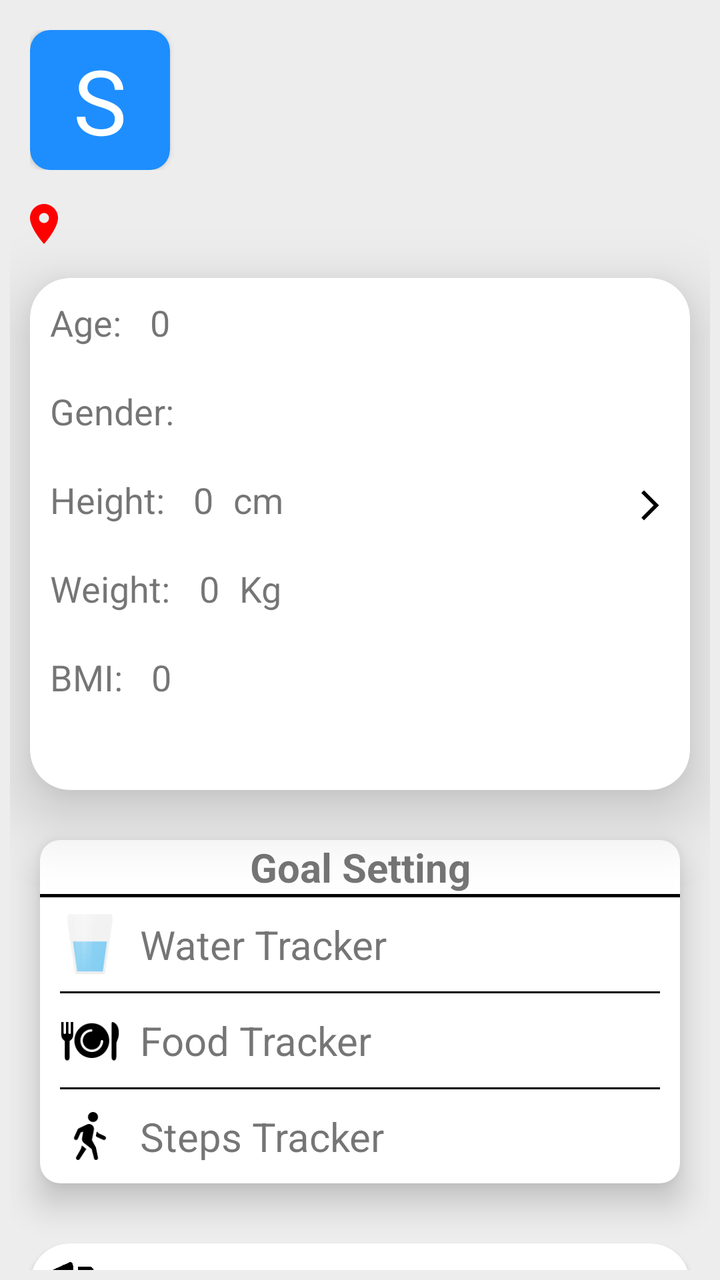
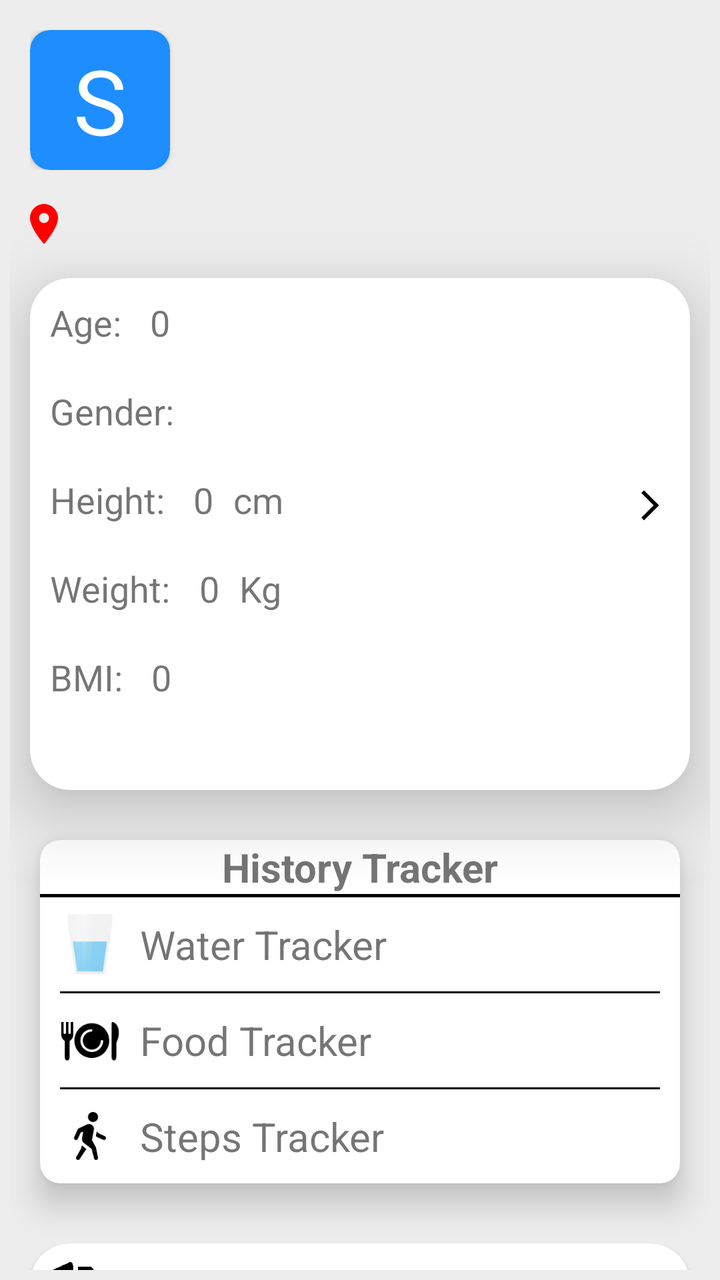

Two renders of the same Android screen: before a commit and after it. Below are the layout's source before the change and the commit's diff.
<!-- AndroidManifest.xml: application theme Theme.LifeBalance -->
<!-- res/layout/fragment_profile_fragment.xml -->
<ScrollView xmlns:android="http://schemas.android.com/apk/res/android"
    xmlns:tools="http://schemas.android.com/tools"
    android:layout_width="match_parent"
    android:layout_height="match_parent"
    xmlns:app="http://schemas.android.com/apk/res-auto"
    android:background="@color/background"
    android:padding="5dp"
    android:scrollbars="none"
    tools:context=".UI.Home_fragment.Profile.profile_fragment"
    android:orientation="vertical">
    <androidx.constraintlayout.widget.ConstraintLayout
        android:layout_width="match_parent"
        android:layout_height="match_parent">
        <LinearLayout
            android:layout_width="match_parent"
            android:layout_height="0dp"
            android:orientation="vertical"
            android:id="@+id/content"
            tools:ignore="MissingConstraints">
            <androidx.constraintlayout.widget.ConstraintLayout
                android:layout_width="match_parent"
                android:layout_height="wrap_content"
                android:padding="10dp">
                <androidx.cardview.widget.CardView
                    android:id="@+id/cd"
                    android:layout_width="70dp"
                    android:layout_height="70dp"
                    android:backgroundTint="#1E8EFF"
                    app:cardCornerRadius="10dp"
                    tools:ignore="MissingClass,MissingConstraints" >
                    <TextView
                        android:id="@+id/let"
                        android:layout_width="wrap_content"
                        android:layout_height="wrap_content"
                        android:text="S"
                        android:gravity="center"
                        android:textColor="@color/white"
                        android:layout_gravity="center"
                        android:textSize="45sp"
                        tools:ignore="MissingClass" />
                </androidx.cardview.widget.CardView>
                <TextView
                    android:id="@+id/username"
                    android:layout_width="wrap_content"
                    android:layout_height="wrap_content"
                    android:textSize="20sp"
                    android:gravity="center"
                    android:paddingTop="5dp"
                    android:paddingStart="10dp"
                    android:textStyle="bold"
                    app:layout_constraintStart_toEndOf="@+id/cd"
                    tools:ignore="MissingConstraints" />
                <TextView
                    android:id="@+id/email"
                    android:layout_width="wrap_content"
                    android:layout_height="wrap_content"
                    tools:ignore="MissingConstraints"
                    app:layout_constraintTop_toBottomOf="@+id/username"
                    app:layout_constraintStart_toEndOf="@+id/cd"
                    android:paddingTop="8dp"
                    android:paddingStart="10dp"/>

                <ImageView
                    android:id="@+id/edit"
                    android:visibility="gone"
                    android:layout_width="wrap_content"
                    android:layout_height="wrap_content"
                    android:src="@drawable/ic_baseline_edit_24"
                    app:layout_constraintBottom_toBottomOf="parent"
                    app:layout_constraintEnd_toEndOf="parent"
                    app:layout_constraintHorizontal_bias="0.869"
                    app:layout_constraintStart_toEndOf="@+id/email"
                    app:layout_constraintTop_toTopOf="parent"
                    app:layout_constraintVertical_bias="0.268" />
            </androidx.constraintlayout.widget.ConstraintLayout>
            <TextView
                android:id="@+id/locat"
                android:layout_width="match_parent"
                android:layout_height="wrap_content"
                android:drawableStart="@drawable/ic_baseline_location_on_24"
                android:padding="5dp"
                android:text=""
                android:textSize="15sp" />
            <androidx.cardview.widget.CardView
                app:cardElevation="20dp"
                android:id="@+id/details"
                android:layout_width="match_parent"
                android:layout_height="wrap_content"
                android:layout_marginTop="20dp"
                app:cardCornerRadius="20dp"
                android:layout_margin="10dp"
                app:layout_constraintBottom_toTopOf="@+id/add"
                app:layout_constraintTop_toTopOf="parent"
                app:layout_constraintVertical_bias="0.0"
                tools:ignore="MissingConstraints"
                tools:layout_editor_absoluteX="10dp">


                <LinearLayout
                    android:layout_width="match_parent"
                    android:layout_height="wrap_content"
                    android:orientation="vertical">
                    <LinearLayout
                        android:layout_width="match_parent"
                        android:layout_height="wrap_content"
                        android:orientation="horizontal"
                        android:padding="5dp">

                        <TextView
                            android:layout_width="wrap_content"
                            android:layout_height="wrap_content"
                            android:padding="5dp"
                            android:text="Age: "
                            android:textSize="18dp" />

                        <TextView
                            android:id="@+id/age"
                            android:layout_width="wrap_content"
                            android:layout_height="wrap_content"
                            android:padding="5dp"
                            android:text="0"
                            android:textSize="18dp" />

                    </LinearLayout>
                    <LinearLayout
                        android:layout_width="match_parent"
                        android:layout_height="wrap_content"
                        android:orientation="horizontal"
                        android:padding="5dp">

                        <TextView
                            android:layout_width="wrap_content"
                            android:layout_height="wrap_content"
                            android:padding="5dp"
                            android:text="Gender: "
                            android:textSize="18dp" />

                        <TextView
                            android:id="@+id/Gender"
                            android:layout_width="wrap_content"
                            android:layout_height="wrap_content"
                            android:padding="5dp"
                            android:text=""
                            android:textSize="18dp" />

                    </LinearLayout>

                    <LinearLayout
                        android:id="@+id/height"
                        android:layout_width="match_parent"
                        android:layout_height="wrap_content"
                        android:orientation="horizontal"
                        android:padding="5dp">

                        <TextView
                            android:layout_width="wrap_content"
                            android:layout_height="wrap_content"
                            android:padding="5dp"
                            android:text="Height: "
                            android:textSize="18dp" />

                        <TextView
                            android:id="@+id/edhight"
                            android:layout_width="wrap_content"
                            android:layout_height="wrap_content"
                            android:background="@color/transparent"
                            android:padding="5dp"
                            android:text="0"
                            android:textSize="18dp" />
                        <TextView
                            android:layout_width="wrap_content"
                            android:layout_height="wrap_content"
                            android:background="@color/transparent"
                            android:padding="5dp"
                            android:text="cm"
                            android:textSize="18dp"
                            tools:ignore="HardcodedText" />
                        <androidx.constraintlayout.widget.ConstraintLayout
                            android:layout_width="match_parent"
                            android:layout_height="match_parent">

                            <ImageView
                                android:layout_width="30dp"
                                android:layout_height="40dp"
                                android:layout_gravity="end|center_vertical"

                                android:padding="6dp"
                                android:src="@drawable/baseline_arrow_forward_ios_24"
                                app:layout_constraintEnd_toEndOf="parent" />
                        </androidx.constraintlayout.widget.ConstraintLayout>


                    </LinearLayout>

                    <LinearLayout
                        android:id="@+id/weight"
                        android:layout_width="match_parent"
                        android:layout_height="wrap_content"
                        android:orientation="horizontal"
                        android:padding="5dp">

                        <TextView
                            android:layout_width="wrap_content"
                            android:layout_height="wrap_content"
                            android:padding="5dp"
                            android:text="Weight: "
                            android:textSize="18dp" />

                        <TextView
                            android:id="@+id/edweight"
                            android:layout_width="wrap_content"
                            android:layout_height="wrap_content"
                            android:background="@color/transparent"
                            android:padding="5dp"
                            android:text="0"
                            android:textSize="18dp"
                            tools:ignore="HardcodedText" />
                        <TextView
                            android:layout_width="wrap_content"
                            android:layout_height="wrap_content"
                            android:background="@color/transparent"
                            android:padding="5dp"
                            android:text="Kg"
                            android:textSize="18dp"
                            tools:ignore="HardcodedText" />

                    </LinearLayout>

                    <LinearLayout
                        android:layout_width="match_parent"
                        android:layout_height="wrap_content"
                        android:orientation="horizontal"
                        android:padding="5dp">

                        <TextView
                            android:layout_width="wrap_content"
                            android:layout_height="wrap_content"
                            android:padding="5dp"
                            android:text="BMI: "
                            android:textSize="18dp" />

                        <TextView
                            android:id="@+id/bmi"
                            android:layout_width="wrap_content"
                            android:layout_height="wrap_content"
                            android:padding="5dp"
                            android:text="0"
                            android:textSize="18dp" />
                    </LinearLayout>
                    <TextView
                        android:layout_width="match_parent"
                        android:layout_height="wrap_content"
                        android:textSize="18sp"
                        android:padding="5dp"
                        android:textAlignment="center"
                        android:id="@+id/measure"
                        />
                </LinearLayout>


            </androidx.cardview.widget.CardView>
            <androidx.cardview.widget.CardView
                android:layout_width="match_parent"
                android:layout_height="wrap_content"
                android:layout_marginTop="15dp"
                app:cardCornerRadius="10dp"
                app:cardElevation="10dp"
                android:layout_marginStart="15dp"
                android:layout_marginEnd="15dp"
                >
                <LinearLayout
                    android:layout_width="match_parent"
                    android:layout_height="match_parent"
                    android:orientation="vertical">
                    <TextView
                        android:layout_width="match_parent"
                        android:layout_height="wrap_content"
                        android:text="Goal Setting"
                        android:textSize="20sp"
                        android:textStyle="bold"
                        android:textAlignment="center"/>
                    <View
                        android:layout_width="match_parent"
                        android:layout_height="1.5dp"
                        android:background="@color/black"/>
                    <LinearLayout
                        android:layout_width="match_parent"
                        android:layout_height="wrap_content"
                        android:orientation="horizontal"
                        android:focusable="true"
                        android:clickable="true"
                        android:foreground="?attr/selectableItemBackground"
                        android:id="@+id/waterT"
                        >
                        <ImageView
                            android:layout_width="30dp"
                            android:layout_height="30dp"
                            android:src="@drawable/glass"
                            android:layout_gravity="center"
                            android:layout_marginStart="10dp"/>
                        <TextView

                            android:layout_width="match_parent"
                            android:layout_height="wrap_content"
                            android:text="Water Tracker"
                            android:textSize="20sp"
                            android:padding="10dp"
                            />
                    </LinearLayout>
                    <View
                        android:layout_width="match_parent"
                        android:layout_height="1dp"
                        android:layout_marginStart="10dp"
                        android:layout_marginEnd="10dp"
                        android:background="@color/black"/>
                    <LinearLayout
                        android:layout_width="match_parent"
                        android:layout_height="wrap_content"
                        android:orientation="horizontal"
                        android:focusable="true"
                        android:clickable="true"
                        android:foreground="?attr/selectableItemBackground"
                        android:id="@+id/foodT"
                        tools:ignore="UnusedAttribute">
                        <ImageView
                            android:layout_width="30dp"
                            android:layout_height="30dp"
                            android:src="@drawable/food"
                            android:layout_gravity="center"
                            android:layout_marginStart="10dp"/>
                        <TextView
                            android:layout_width="match_parent"
                            android:layout_height="wrap_content"
                            android:text="Food Tracker"
                            android:textSize="20sp"
                            android:padding="10dp"
                            />
                    </LinearLayout>
                    <View
                        android:layout_width="match_parent"
                        android:layout_height="1dp"
                        android:layout_marginStart="10dp"
                        android:layout_marginEnd="10dp"
                        android:background="@color/black"/>
                    <LinearLayout
                        android:layout_width="match_parent"
                        android:layout_height="wrap_content"
                        android:orientation="horizontal"
                        android:focusable="true"
                        android:clickable="true"
                        android:foreground="?attr/selectableItemBackground"
                        android:id="@+id/steps"
                        >
                        <ImageView
                            android:layout_width="30dp"
                            android:layout_height="30dp"
                            android:src="@drawable/img"
                            android:layout_gravity="center"
                            android:layout_marginStart="10dp"/>
                        <TextView

                            android:layout_width="match_parent"
                            android:layout_height="wrap_content"
                            android:text="Steps Tracker"
                            android:textSize="20sp"
                            android:padding="10dp"
                            />
                    </LinearLayout>
                </LinearLayout>

            </androidx.cardview.widget.CardView>
            <androidx.cardview.widget.CardView
                android:id="@+id/logout"
                android:layout_marginTop="30dp"
                android:layout_width="match_parent"
                android:layout_height="wrap_content"
                android:layout_marginStart="10dp"
                android:layout_marginEnd="10dp"
                android:layout_marginBottom="20dp"
                app:cardCornerRadius="20dp">
                <LinearLayout
                    android:layout_width="match_parent"
                    android:layout_height="wrap_content"
                    android:orientation="horizontal"
                    >
                    <ImageView
                        android:layout_width="30dp"
                        android:layout_height="30dp"
                        android:src="@drawable/logout"
                        android:layout_gravity="center"
                        android:layout_marginStart="10dp"/>
                    <TextView

                        android:layout_width="match_parent"
                        android:layout_height="wrap_content"
                        android:text="Logout"
                        android:textSize="20sp"
                        android:padding="10dp"
                        />
                </LinearLayout>

            </androidx.cardview.widget.CardView>
        </LinearLayout>
        <ProgressBar
            android:id="@+id/progressBar"
            android:visibility="gone"
            android:layout_width="wrap_content"
            android:layout_height="wrap_content"
            android:background="@color/transparent"
            app:layout_constraintBottom_toBottomOf="parent"
            app:layout_constraintEnd_toEndOf="parent"
            app:layout_constraintStart_toStartOf="parent"
            app:layout_constraintTop_toTopOf="parent" />
    </androidx.constraintlayout.widget.ConstraintLayout>

</ScrollView>
<!-- resources referenced by this layout -->
<resources>
  <color name="background">#EDEDED</color>
  <color name="black">#FF000000</color>
  <color name="transparent">#00FF9800</color>
  <color name="white">#FFFFFFFF</color>
  <!-- drawable baseline_arrow_forward_ios_24 (drawable) -->
  <vector android:autoMirrored="true" android:height="24dp"
      android:tint="#000000" android:viewportHeight="24"
      android:viewportWidth="24" android:width="24dp" xmlns:android="http://schemas.android.com/apk/res/android">
      <path android:fillColor="@android:color/white" android:pathData="M6.23,20.23l1.77,1.77l10,-10l-10,-10l-1.77,1.77l8.23,8.23z"/>
  </vector>
  <!-- drawable food: png bitmap (drawable, 2238 bytes) -->
  <!-- drawable glass: png bitmap (drawable, 3326 bytes) -->
  <!-- drawable ic_baseline_edit_24 (drawable) -->
  <vector android:height="24dp" android:tint="#FF6100"
      android:viewportHeight="24" android:viewportWidth="24"
      android:width="24dp" xmlns:android="http://schemas.android.com/apk/res/android">
      <path android:fillColor="@android:color/white" android:pathData="M3,17.25V21h3.75L17.81,9.94l-3.75,-3.75L3,17.25zM20.71,7.04c0.39,-0.39 0.39,-1.02 0,-1.41l-2.34,-2.34c-0.39,-0.39 -1.02,-0.39 -1.41,0l-1.83,1.83 3.75,3.75 1.83,-1.83z"/>
  </vector>
  <!-- drawable ic_baseline_location_on_24 (drawable) -->
  <vector android:height="24dp" android:tint="#FF0000"
      android:viewportHeight="24" android:viewportWidth="24"
      android:width="24dp" xmlns:android="http://schemas.android.com/apk/res/android">
      <path android:fillColor="@android:color/white" android:pathData="M12,2C8.13,2 5,5.13 5,9c0,5.25 7,13 7,13s7,-7.75 7,-13c0,-3.87 -3.13,-7 -7,-7zM12,11.5c-1.38,0 -2.5,-1.12 -2.5,-2.5s1.12,-2.5 2.5,-2.5 2.5,1.12 2.5,2.5 -1.12,2.5 -2.5,2.5z"/>
  </vector>
  <!-- drawable img: png bitmap (drawable, 1583 bytes) -->
  <!-- drawable logout: png bitmap (drawable, 14006 bytes) -->
  <style name="Theme.LifeBalance" parent="Theme.MaterialComponents.Light.NoActionBar">
          
          <item name="colorPrimary">@color/purple_500</item>
          <item name="colorPrimaryVariant">@color/purple_700</item>
          <item name="colorOnPrimary">@color/white</item>
          
          
          <item name="colorSecondary">@color/dark_orange</item>
          
          <item name="colorSecondaryVariant">@color/orange</item>
          <item name="colorOnSecondary">@color/black</item>
          
          <item name="android:statusBarColor">@color/background</item>
          
          <item name="snackbarStyle">@style/MySnackbar</item>
      </style>
  <color name="purple_500">#FF6200EE</color>
  <color name="purple_700">#FF3700B3</color>
  <color name="dark_orange">#FF9800</color>
  <color name="orange">#F1C43D</color>
  <style name="MySnackbar" parent="Widget.MaterialComponents.Snackbar">
          <item name="android:layout_marginBottom">60dp</item>
      </style>
</resources>

<!-- the commit's change to res/layout/fragment_profile_fragment.xml (unified diff, before → after) -->
@@ -275,7 +275,7 @@
                     <TextView
                         android:layout_width="match_parent"
                         android:layout_height="wrap_content"
-                        android:text="Goal Setting"
+                        android:text="History Tracker"
                         android:textSize="20sp"
                         android:textStyle="bold"
                         android:textAlignment="center"/>
@@ -299,13 +299,11 @@
                             android:layout_gravity="center"
                             android:layout_marginStart="10dp"/>
                         <TextView
-
                             android:layout_width="match_parent"
                             android:layout_height="wrap_content"
                             android:text="Water Tracker"
                             android:textSize="20sp"
-                            android:padding="10dp"
-                            />
+                            android:padding="10dp" />
                     </LinearLayout>
                     <View
                         android:layout_width="match_parent"
